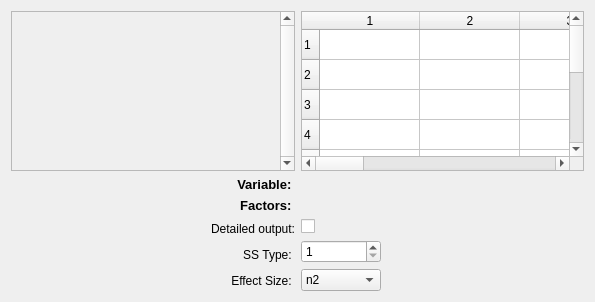
Qt form ui/anova.ui (mattianeroni/gefplus) before a commit.
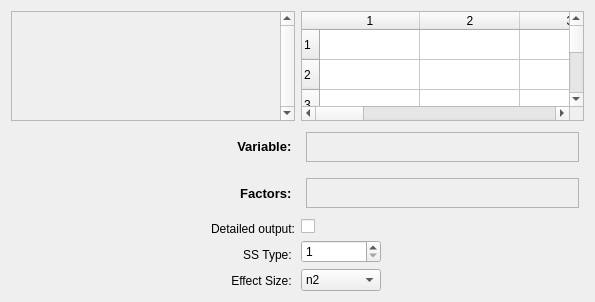
The same form after that commit.

What changed in the file:
```diff
--- a/ui/anova.ui
+++ b/ui/anova.ui
@@ -38,11 +38,23 @@
          <property name="enabled">
           <bool>false</bool>
          </property>
+         <property name="minimumSize">
+          <size>
+           <width>100</width>
+           <height>40</height>
+          </size>
+         </property>
+         <property name="maximumSize">
+          <size>
+           <width>16777215</width>
+           <height>40</height>
+          </size>
+         </property>
          <property name="autoFillBackground">
           <bool>false</bool>
          </property>
          <property name="styleSheet">
-          <string notr="true"/>
+          <string notr="true">margin:5px; border:1px solid rgb(180, 180, 180);</string>
          </property>
         </widget>
        </item>
@@ -58,11 +70,23 @@
          <property name="enabled">
           <bool>false</bool>
          </property>
+         <property name="minimumSize">
+          <size>
+           <width>100</width>
+           <height>40</height>
+          </size>
+         </property>
+         <property name="maximumSize">
+          <size>
+           <width>16777215</width>
+           <height>40</height>
+          </size>
+         </property>
          <property name="autoFillBackground">
           <bool>false</bool>
          </property>
          <property name="styleSheet">
-          <string notr="true"/>
+          <string notr="true">margin:5px; border:1px solid rgb(180, 180, 180);</string>
          </property>
         </widget>
        </item>
@@ -143,7 +167,7 @@
           <x>0</x>
           <y>0</y>
           <width>270</width>
-          <height>168</height>
+          <height>116</height>
          </rect>
         </property>
        </widget>
```
